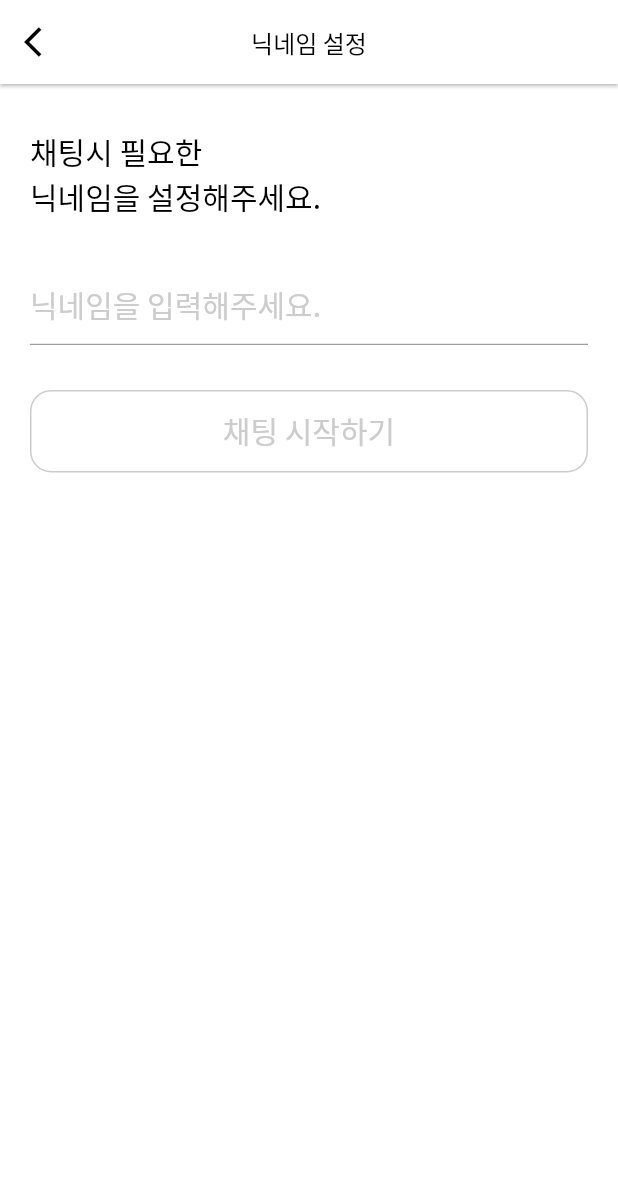
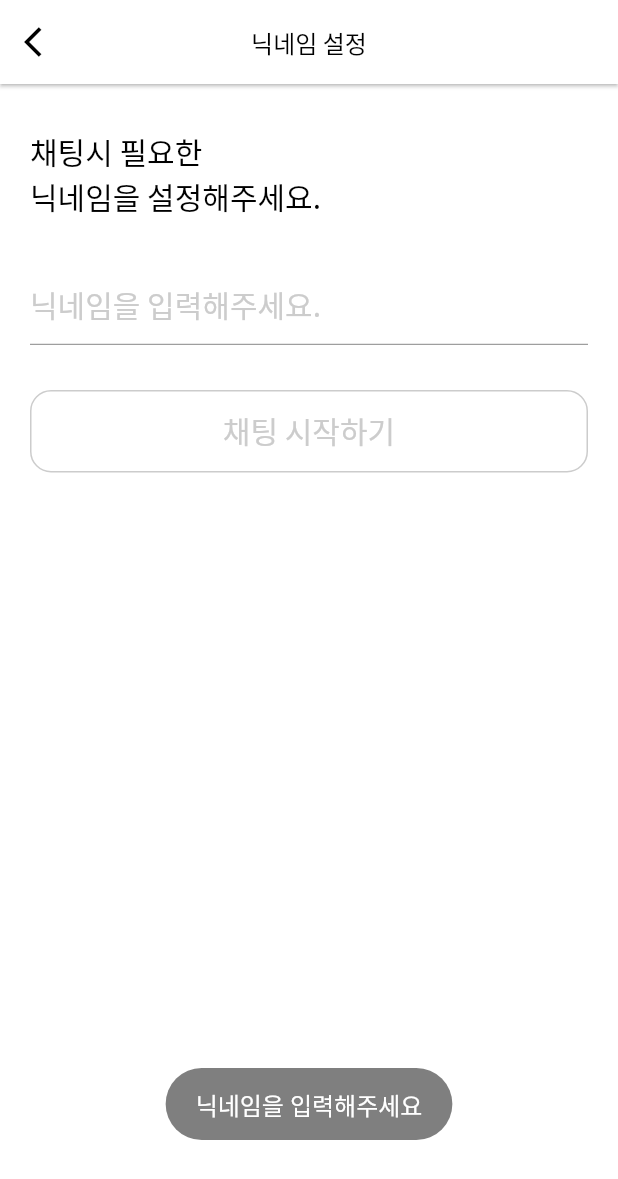
Before and after one commit to amuse-travel/amuseapp, a Flutter app: the UpdateUserNameForm screen opened directly, after a tap on "채팅 시작하기", on a phone screen of 412 x 824 dp. Shown: the top 1179 px of the screen. Run offline on Flutter 3.47's test engine with Material 2 defaults, Android fonts, the phone set to English and light mode, and no system bars; our stand-ins replace bloc, cached_network_image, carousel_slider, dio, equatable, firebase_auth and 10 more; missing offline and left inert: dash_chat; accounts and stored records are empty.

Commit message:
change color

```diff
--- a/lib/pages/amuse/amuse_form.dart
+++ b/lib/pages/amuse/amuse_form.dart
@@ -219,7 +219,7 @@ class _AmuseFormState extends State<AmuseForm> {
                                           '${_productList[index].basePrice.toString().replaceAllMapped(RegExp(r'(\d{1,3})(?=(\d{3})+(?!\d))'), (Match match) => '${match[1]},')}원 ~',
                                           style: TextStyle(
                                             fontSize: 18,
-                                            color: Theme.of(context).primaryColor,
+                                            color: Theme.of(context).primaryColorDark,
                                           ),
                                         ),
                                       ),
--- a/lib/pages/setting/update_user_name/update_user_name_form.dart
+++ b/lib/pages/setting/update_user_name/update_user_name_form.dart
@@ -42,7 +42,13 @@ class _UpdateUserNameFormState extends State<UpdateUserNameForm> {
 
   void _onUpdateUserName() {
     if (_textEditingController.text.isNotEmpty) {
-      context.bloc<UpdateProfileCubit>().updateUserName(userName: _textEditingController.text);
+      if (_textEditingController.text.length < 11) {
+        context.bloc<UpdateProfileCubit>().updateUserName(userName: _textEditingController.text);
+      } else {
+        CustomToast(message: '닉네임을 10자 이내로 정해주세요.').show();
+      }
+    } else {
+      CustomToast(message: '닉네임을 입력해주세요').show();
     }
   }
 
@@ -107,6 +113,7 @@ class _UpdateUserNameFormState extends State<UpdateUserNameForm> {
                   margin: const EdgeInsets.symmetric(horizontal: 20),
                   child: TextFormField(
                     controller: _textEditingController,
+                    autofocus: true,
                     onChanged: _onChangeText,
                     style: const TextStyle(
                       fontSize: 20,
@@ -147,17 +154,17 @@ class _UpdateUserNameFormState extends State<UpdateUserNameForm> {
                     shape: RoundedRectangleBorder(
                       borderRadius: BorderRadius.circular(14),
                       side: BorderSide(
-                        color: _buttonActive ? Theme.of(context).primaryColor : Theme.of(context).secondaryHeaderColor,
+                        color: _buttonActive ? Theme.of(context).accentColor : Theme.of(context).secondaryHeaderColor,
                       ),
                     ),
                     elevation: 0,
-                    color: _buttonActive ? Theme.of(context).primaryColor : Colors.white,
+                    color: _buttonActive ? Theme.of(context).accentColor : Colors.white,
                     child: Text(
                       '채팅 시작하기',
                       style: TextStyle(
                         fontSize: 20,
                         fontWeight: MEDIUM,
-                        color: _buttonActive ? Colors.white : Theme.of(context).secondaryHeaderColor,
+                        color: _buttonActive ? Colors.black : Theme.of(context).secondaryHeaderColor,
                       ),
                     ),
                   ),
--- a/lib/pages/splash_screen.dart
+++ b/lib/pages/splash_screen.dart
@@ -7,7 +7,7 @@ class SplashScreen extends StatelessWidget {
       body: Container(
         width: MediaQuery.of(context).size.width,
         height: MediaQuery.of(context).size.height,
-        color: Theme.of(context).primaryColor,
+        color: Theme.of(context).backgroundColor,
         child: Center(
           child: Container(
             width: 150,
```
Also changed, not shown: lib/main.dart (+5 -5 lines), lib/pages/amuse/product_detail/product_detail_form.dart (+15 -15 lines), lib/pages/login/login_form.dart (+2 -37 lines).
